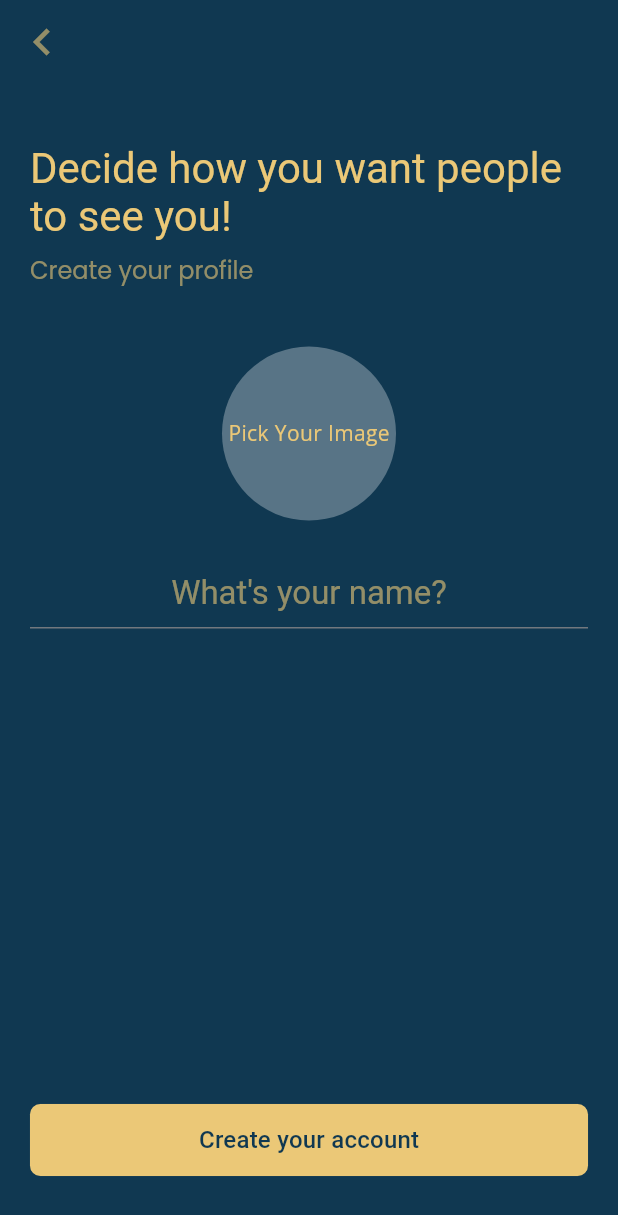
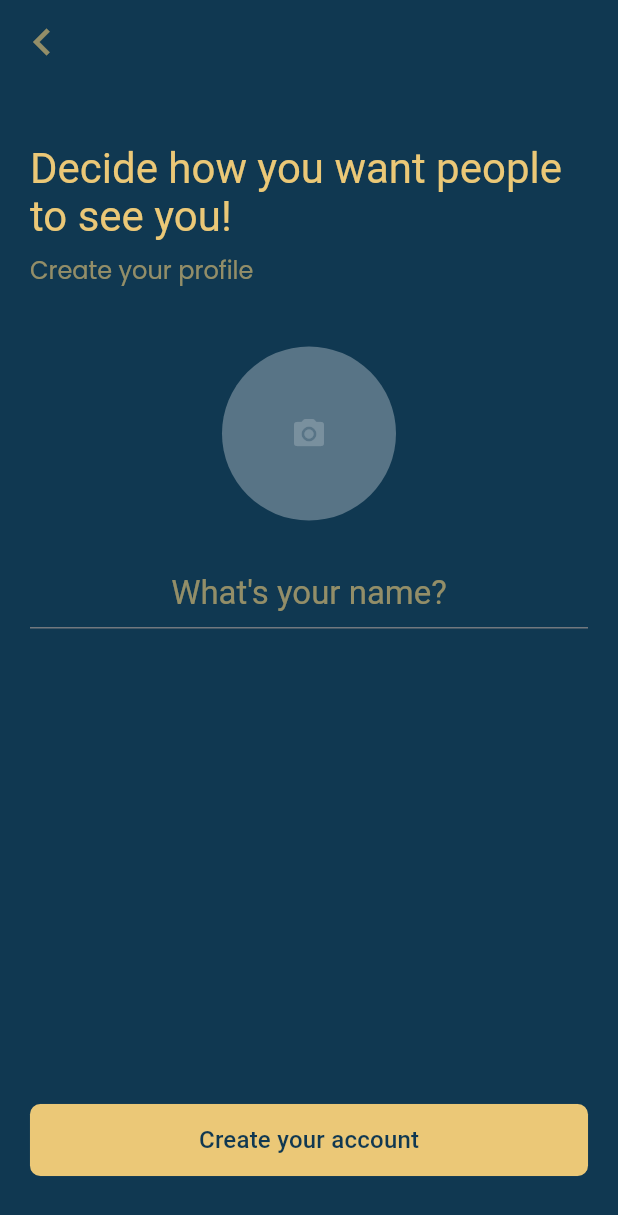
Before and after one commit to Gnturf/kizu, a Flutter app: the ProfileMakingScreen screen opened directly, on a phone screen of 412 x 824 dp. Shown: the top 1215 px of the screen. Run offline on Flutter 3.47's test engine with Material 3 defaults, Android fonts, the phone set to English and light mode, and no system bars; our stand-ins replace flutter_multi_formatter, google_fonts.

Commit message:
cleaning the signup screen flow

```diff
--- a/lib/auth/screens/signup/signup_profile_making.dart
+++ b/lib/auth/screens/signup/signup_profile_making.dart
@@ -1,7 +1,6 @@
 import 'dart:io';
 
 import 'package:flutter/material.dart';
-import 'package:image_picker/image_picker.dart';
 import 'package:kizu/auth/components/display_subtitle_text.dart';
 import 'package:kizu/welcome/components/icon_text_button.dart';
 
@@ -16,17 +15,10 @@ class ProfileMakingScreen extends StatefulWidget {
 
 class _ProfileMakingScreenState extends State<ProfileMakingScreen> {
   File? selectedImage;
-  TextEditingController _controller = TextEditingController();
   String? errorText;
 
-  Future<void> _pickImageFromGallery() async {
-    final returnedImage =
-        await ImagePicker().pickImage(source: ImageSource.gallery);
-
-    setState(() {
-      selectedImage = File(returnedImage!.path);
-    });
-  }
+  // Profile Name Controller
+  final TextEditingController _controller = TextEditingController();
 
   @override
   Widget build(BuildContext context) {
@@ -66,9 +58,7 @@ class _ProfileMakingScreenState extends State<ProfileMakingScreen> {
             Align(
               alignment: Alignment.center,
               child: InkWell(
-                onTap: () {
-                  _pickImageFromGallery();
-                },
+                onTap: () {},
                 child: Container(
                     clipBehavior: Clip.hardEdge,
                     width: 116,
@@ -82,13 +72,14 @@ class _ProfileMakingScreenState extends State<ProfileMakingScreen> {
                             selectedImage!,
                             fit: BoxFit.cover,
                           )
-                      : const Column(
-                          mainAxisAlignment: MainAxisAlignment.center,
-                          children: [
-                            Text("Pick Your Image"),
-                          ],
+                        : Center(
+                            child: Icon(
+                              Icons.camera_alt_rounded,
+                              color: Theme.of(context)
+                                  .colorScheme
+                                  .onPrimaryContainer,
                             ),
-                ),
+                          )),
               ),
             ),
             const SizedBox(
```
Also changed, not shown: lib/auth/constant/password_create_screen.const.dart (added, +38 -0 lines), lib/auth/constant/profile_making_screen.dart (added, +10 -0 lines), lib/auth/screens/signup/signup.dart (+10 -1 lines), lib/auth/screens/signup/signup_password_create.dart (+2 -39 lines). Lines whose indentation alone changed are shown as unchanged.
